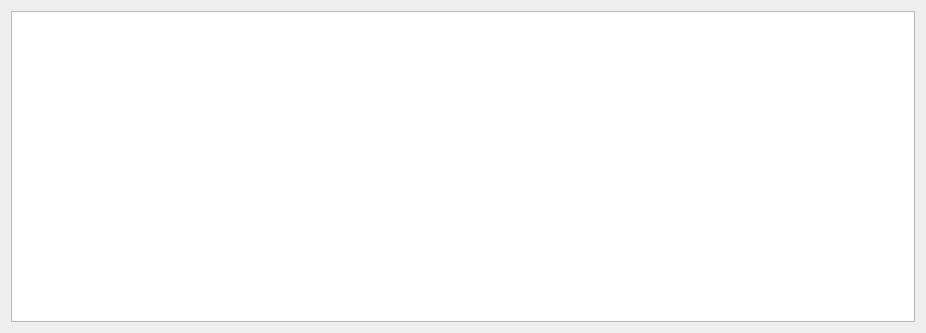
This is src/eepskye/src/avroutputdialog.ui in xhorizont/eepe as Qt 5 draws it before an edit. The edited form follows.
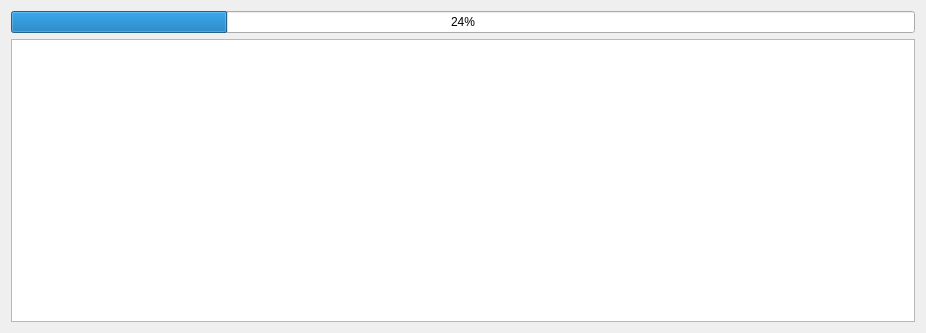
This is the edited form. Icons and pictures are not drawn.

The edit to the form file:
```diff
--- a/src/eepskye/src/avroutputdialog.ui
+++ b/src/eepskye/src/avroutputdialog.ui
@@ -18,7 +18,7 @@
     <normaloff>:/icon.png</normaloff>:/icon.png</iconset>
   </property>
   <layout class="QGridLayout" name="gridLayout">
-   <item row="0" column="0">
+   <item row="1" column="0">
     <widget class="QPlainTextEdit" name="plainTextEdit">
      <property name="lineWrapMode">
       <enum>QPlainTextEdit::NoWrap</enum>
@@ -31,6 +31,13 @@
      </property>
     </widget>
    </item>
+   <item row="0" column="0">
+    <widget class="QProgressBar" name="progressBar">
+     <property name="value">
+      <number>24</number>
+     </property>
+    </widget>
+   </item>
   </layout>
  </widget>
  <resources>
```
